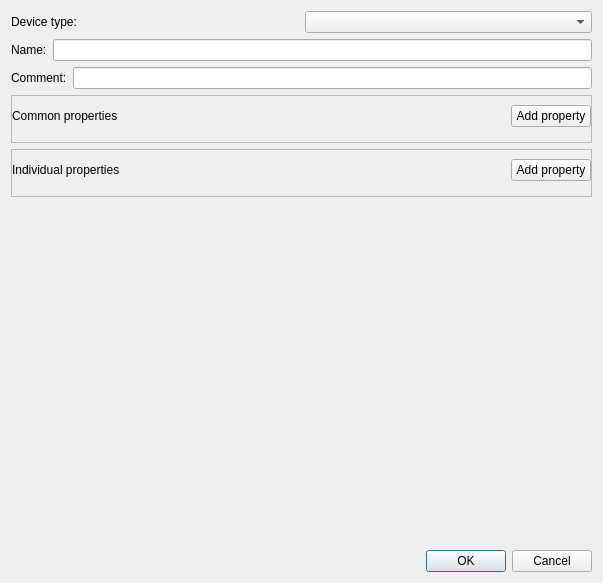
First picture: the form in uis/new_device.ui, repository yamedvedya/online_editor, before the edit.
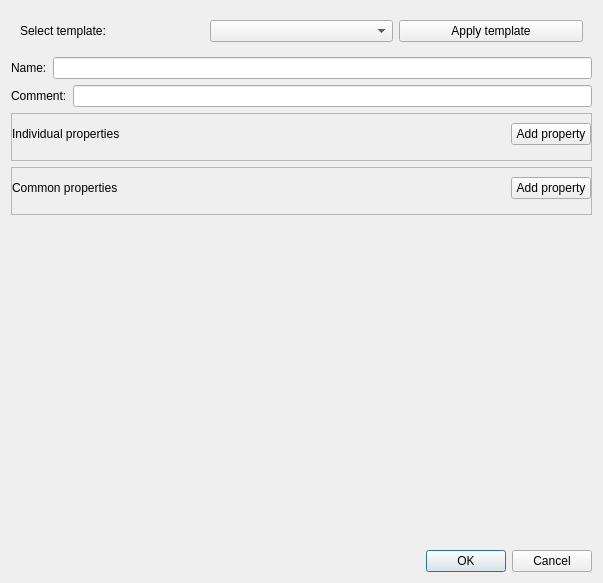
Second picture: the form after the edit.

Commit message: multi dra&drop, default templates

The edit to the form file:
```diff
--- a/uis/new_device.ui
+++ b/uis/new_device.ui
@@ -18,18 +18,27 @@
   </property>
   <layout class="QVBoxLayout" name="verticalLayout" stretch="0,0,0,0,0,0,0">
    <item>
-    <layout class="QHBoxLayout" name="horizontalLayout">
-     <item>
-      <widget class="QLabel" name="label">
-       <property name="text">
-        <string>Device type:</string>
-       </property>
-      </widget>
-     </item>
-     <item>
-      <widget class="QComboBox" name="cmb_type"/>
-     </item>
-    </layout>
+    <widget class="QFrame" name="fr_template">
+     <layout class="QHBoxLayout" name="horizontalLayout">
+      <item>
+       <widget class="QLabel" name="label">
+        <property name="text">
+         <string>Select template:</string>
+        </property>
+       </widget>
+      </item>
+      <item>
+       <widget class="QComboBox" name="cmb_template"/>
+      </item>
+      <item>
+       <widget class="QPushButton" name="cmd_apply_template">
+        <property name="text">
+         <string>Apply template</string>
+        </property>
+       </widget>
+      </item>
+     </layout>
+    </widget>
    </item>
    <item>
     <layout class="QHBoxLayout" name="horizontalLayout_2">
@@ -59,65 +68,6 @@
      </item>
     </layout>
    </item>
-   <item>
-    <widget class="QFrame" name="fr_common_properties">
-     <property name="frameShape">
-      <enum>QFrame::StyledPanel</enum>
-     </property>
-     <property name="frameShadow">
-      <enum>QFrame::Raised</enum>
-     </property>
-     <layout class="QVBoxLayout" name="verticalLayout_3">
-      <property name="leftMargin">
-       <number>0</number>
-      </property>
-      <property name="rightMargin">
-       <number>0</number>
-      </property>
-      <item>
-       <layout class="QHBoxLayout" name="horizontalLayout_5">
-        <item>
-         <widget class="QLabel" name="label_5">
-          <property name="text">
-           <string>Common properties</string>
-          </property>
-         </widget>
-        </item>
-        <item>
-         <spacer name="horizontalSpacer_2">
-          <property name="orientation">
-           <enum>Qt::Horizontal</enum>
-          </property>
-          <property name="sizeHint" stdset="0">
-           <size>
-            <width>40</width>
-            <height>20</height>
-           </size>
-          </property>
-         </spacer>
-        </item>
-        <item>
-         <widget class="QPushButton" name="cmd_add_common_property">
-          <property name="text">
-           <string>Add property</string>
-          </property>
-         </widget>
-        </item>
-       </layout>
-      </item>
-      <item>
-       <widget class="QWidget" name="common_properties" native="true">
-        <property name="minimumSize">
-         <size>
-          <width>330</width>
-          <height>0</height>
-         </size>
-        </property>
-       </widget>
-      </item>
-     </layout>
-    </widget>
-   </item>
    <item>
     <widget class="QFrame" name="fr_personal_properties">
      <property name="frameShape">
@@ -177,6 +127,65 @@
      </layout>
     </widget>
    </item>
+   <item>
+    <widget class="QFrame" name="fr_common_properties">
+     <property name="frameShape">
+      <enum>QFrame::StyledPanel</enum>
+     </property>
+     <property name="frameShadow">
+      <enum>QFrame::Raised</enum>
+     </property>
+     <layout class="QVBoxLayout" name="verticalLayout_3">
+      <property name="leftMargin">
+       <number>0</number>
+      </property>
+      <property name="rightMargin">
+       <number>0</number>
+      </property>
+      <item>
+       <layout class="QHBoxLayout" name="horizontalLayout_5">
+        <item>
+         <widget class="QLabel" name="label_5">
+          <property name="text">
+           <string>Common properties</string>
+          </property>
+         </widget>
+        </item>
+        <item>
+         <spacer name="horizontalSpacer_2">
+          <property name="orientation">
+           <enum>Qt::Horizontal</enum>
+          </property>
+          <property name="sizeHint" stdset="0">
+           <size>
+            <width>40</width>
+            <height>20</height>
+           </size>
+          </property>
+         </spacer>
+        </item>
+        <item>
+         <widget class="QPushButton" name="cmd_add_common_property">
+          <property name="text">
+           <string>Add property</string>
+          </property>
+         </widget>
+        </item>
+       </layout>
+      </item>
+      <item>
+       <widget class="QWidget" name="common_properties" native="true">
+        <property name="minimumSize">
+         <size>
+          <width>330</width>
+          <height>0</height>
+         </size>
+        </property>
+       </widget>
+      </item>
+     </layout>
+    </widget>
+   </item>
    <item>
     <spacer name="verticalSpacer">
      <property name="orientation">
```
The commit also changes 9 other files.
